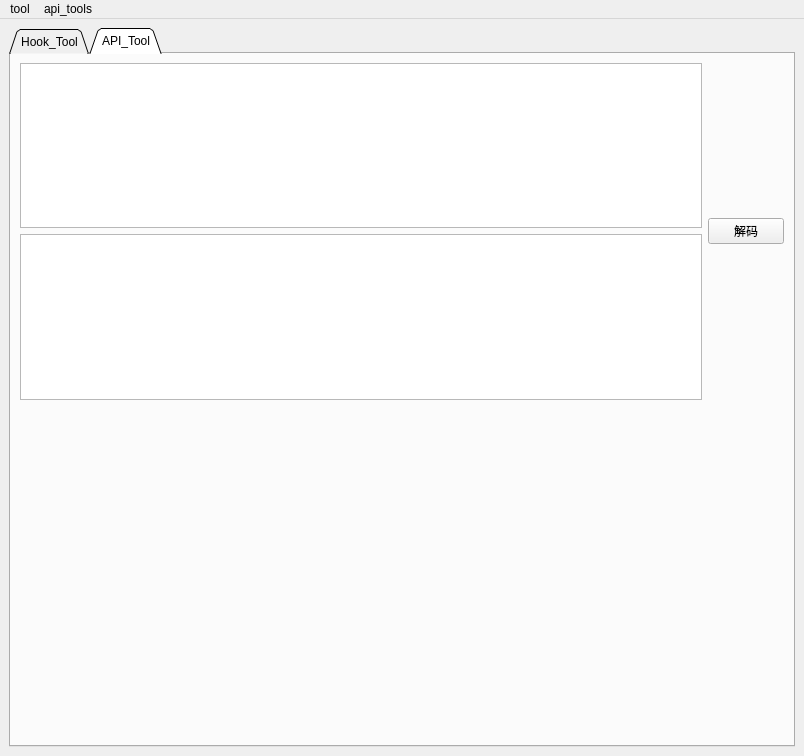
Old version of the form ui/main.ui in the repository HeroZ6/haiwaitest_tool.
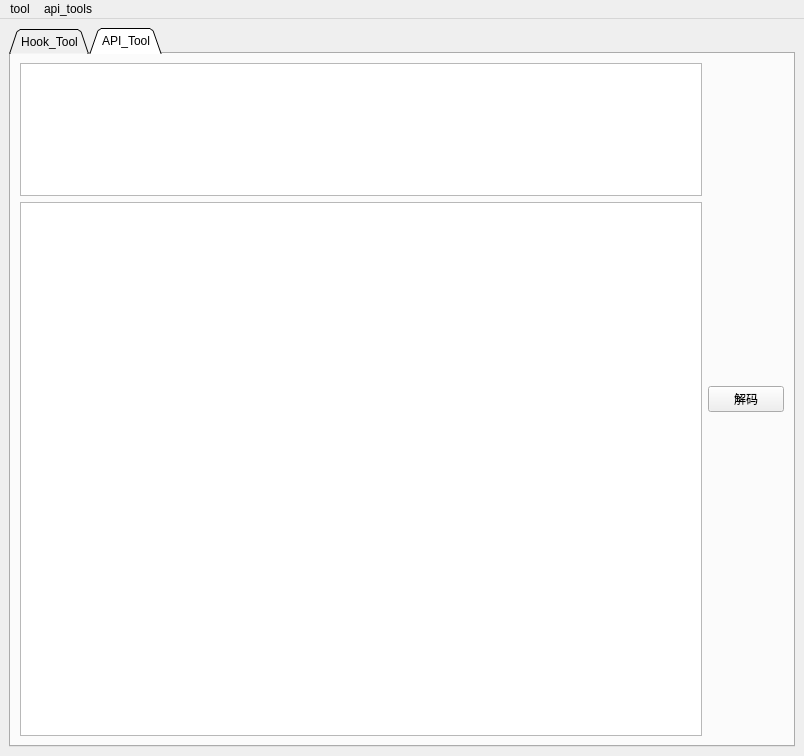
New version of the form. The open tabs and pages were chosen to show the change. Custom widgets are drawn as their Qt base class.

Commit message: 1、修复未填路径时点击进程监控导致按钮置灰问题 2、增加了30秒定时清理画布的功能 3、增加了解码功能

```diff
--- a/ui/main.ui
+++ b/ui/main.ui
@@ -625,11 +625,11 @@
             <item>
              <layout class="QHBoxLayout" name="horizontalLayout_5">
               <item>
-               <layout class="QVBoxLayout" name="verticalLayout_2" stretch="1,1">
+               <layout class="QVBoxLayout" name="verticalLayout_2" stretch="1">
                 <item>
                  <layout class="QHBoxLayout" name="horizontalLayout_6" stretch="9,1">
                   <item>
-                   <layout class="QVBoxLayout" name="verticalLayout">
+                   <layout class="QVBoxLayout" name="verticalLayout" stretch="2,8">
                     <item>
                      <widget class="QPlainTextEdit" name="decode_msg">
                       <property name="sizePolicy">
@@ -667,9 +667,6 @@
                   </item>
                  </layout>
                 </item>
-                <item>
-                 <layout class="QHBoxLayout" name="horizontalLayout_7"/>
-                </item>
                </layout>
               </item>
              </layout>
```
The commit also changes 1 other file.
